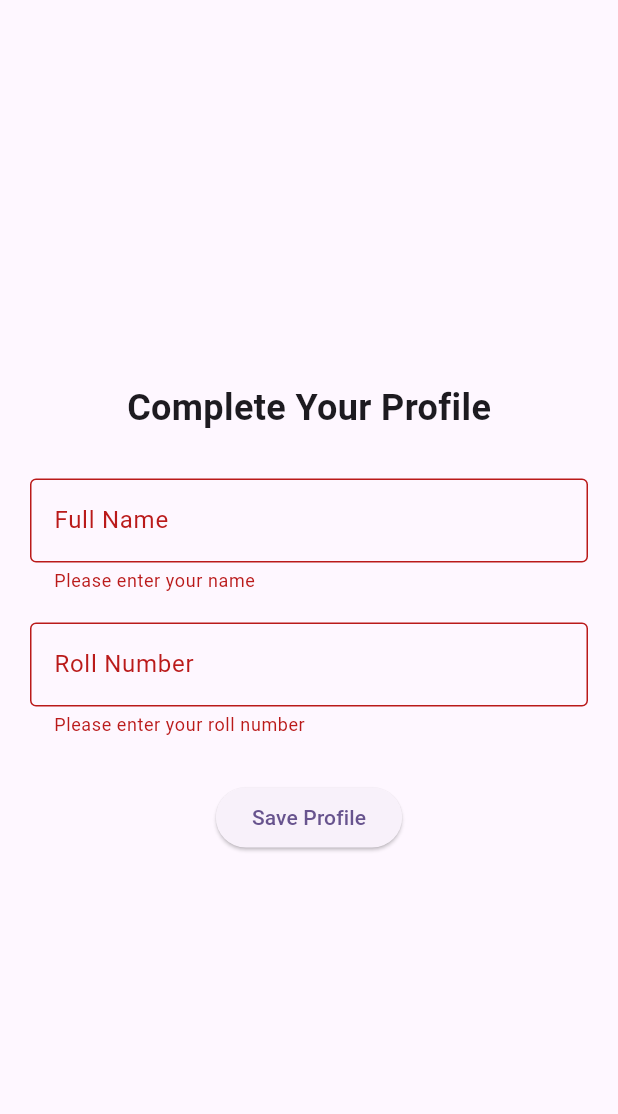
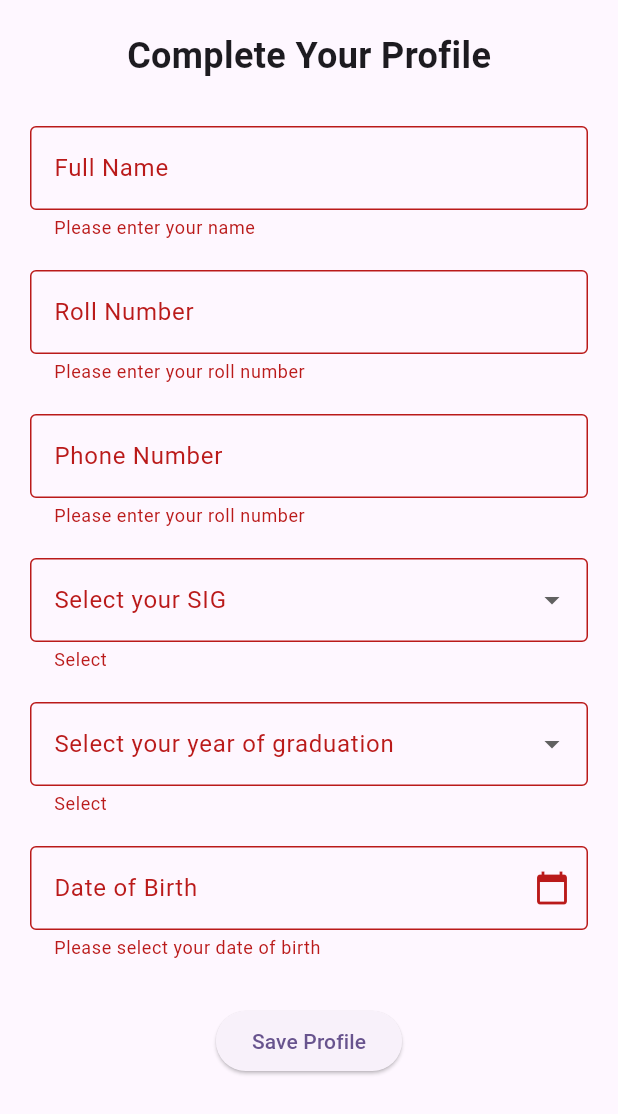
Before and after one commit to aparkhi83/app, a Flutter app: the ProfileSetupScreen widget shown alone on an empty page, opened directly, after a tap on "Save Profile", on a phone screen of 412 x 824 dp. Shown: the top 1114 px of the screen. Run offline on Flutter 3.47's test engine with Material 3 defaults, Android fonts, the phone set to English and light mode, and no system bars; our stand-ins replace cloud_firestore, firebase_auth, firebase_core, table_calendar; accounts and stored records are empty.

Commit message:
Updated files with recent changes

```diff
--- a/lib/landing.dart
+++ b/lib/landing.dart
@@ -693,6 +693,7 @@ class ProfilePage extends StatelessWidget {
         title: const Text('Profile'),
       ),
       body: StreamBuilder<DocumentSnapshot>(
+
         stream: FirebaseFirestore.instance
             .collection('users')
             .doc(currentUser?.uid)
@@ -708,7 +709,7 @@ class ProfilePage extends StatelessWidget {
 
           final userData = snapshot.data?.data() as Map<String, dynamic>?;
 
-          return Container(
+          return SingleChildScrollView(
             padding: const EdgeInsets.all(20),
             child: Column(
               crossAxisAlignment: CrossAxisAlignment.center,
@@ -738,7 +739,31 @@ class ProfilePage extends StatelessWidget {
                         ListTile(
                           leading: const Icon(Icons.email_outlined),
                           title: const Text('Email'),
-                          subtitle: Text(currentUser?.email ?? 'Not set'),
+                          subtitle: Text(userData?['email'] ?? 'Not set'),
+                        ),
+                        const Divider(),
+                        ListTile(
+                          leading: const Icon(Icons.calendar_month_rounded),
+                          title: const Text('Date of Birth'),
+                          subtitle: Text(userData?['dob'] ?? 'Not set'),
+                        ),
+                        const Divider(),
+                        ListTile(
+                          leading: const Icon(Icons.calendar_today_sharp),
+                          title: const Text('Year of Graduation'),
+                          subtitle: Text(userData?['year'] ?? 'Not set'),
+                        ),
+                        const Divider(),
+                        ListTile(
+                          leading: const Icon(Icons.book_online_rounded),
+                          title: const Text('SIG'),
+                          subtitle: Text(userData?['sig'] ?? 'Not set'),
+                        ),
+                        const Divider(),
+                        ListTile(
+                          leading: const Icon(Icons.phone_android_sharp),
+                          title: const Text('Phone Number'),
+                          subtitle: Text(userData?['phone'] ?? 'Not set'),
                         ),
                       ],
                     ),
--- a/lib/screen/signin.dart
+++ b/lib/screen/signin.dart
@@ -2,6 +2,7 @@ import 'package:firebase_auth/firebase_auth.dart';
 import 'package:flutter/material.dart';
 import 'package:tired/landing.dart';
 import 'package:cloud_firestore/cloud_firestore.dart';
+import 'package:intl/intl.dart';
 
 class SignInScreen extends StatefulWidget {
   const SignInScreen({super.key});
@@ -254,8 +255,27 @@ class _ProfileSetupScreenState extends State<ProfileSetupScreen> {
   final _formKey = GlobalKey<FormState>();
   final TextEditingController _nameController = TextEditingController();
   final TextEditingController _rollNoController = TextEditingController();
+  final TextEditingController _phoneNoController = TextEditingController();
+  final TextEditingController _dateController = TextEditingController();
+  String? _yearController;
+  String? _sigController;
   bool _isLoading = false;
+  final List<String> _cat=["2027","2026","2025","2024"];
+  final List<String> _categories = ["Catalyst", "Charge", "Chronicle","Clutch","Concrete","Create","Credit","Crypt"];
+  Future<void> _selectDate(BuildContext context) async {
+    DateTime? pickedDate = await showDatePicker(
+      context: context,
+      initialDate: DateTime.now(),
+      firstDate: DateTime(1995), // Set earliest date
+      lastDate: DateTime.now(), // Set latest date
+    );
 
+    if (pickedDate != null) {
+      setState(() {
+        _dateController.text = DateFormat('yyyy-MM-dd').format(pickedDate); // Format date
+      });
+    }
+  }
   Future<void> _saveProfile() async {
     if (!_formKey.currentState!.validate()) return;
 
@@ -270,6 +290,10 @@ class _ProfileSetupScreenState extends State<ProfileSetupScreen> {
             .update({
           'name': _nameController.text.trim(),
           'rollNo': _rollNoController.text.trim(),
+          'dob': _dateController.text.trim(),
+          'phone': _phoneNoController.text.trim(),
+          'year': _yearController,
+          'sig': _sigController,
         });
 
         if (!mounted) return;
@@ -289,8 +313,8 @@ class _ProfileSetupScreenState extends State<ProfileSetupScreen> {
 
   @override
   Widget build(BuildContext context) {
-    return Scaffold(
-      body: SafeArea(
+    return SingleChildScrollView(
+      child: SafeArea(
         child: Padding(
           padding: const EdgeInsets.all(20),
           child: Form(
@@ -329,6 +353,74 @@ class _ProfileSetupScreenState extends State<ProfileSetupScreen> {
                     }
                     return null;
                   },
+                ),
+                const SizedBox(height: 20),
+                TextFormField(
+                  controller: _phoneNoController,
+                  decoration: const InputDecoration(
+                    labelText: 'Phone Number',
+                    border: OutlineInputBorder(),
+                  ),
+                  validator: (value) {
+                    if (value == null || value.isEmpty) {
+                      return 'Please enter your roll number';
+                    }
+                    return null;
+                  },
+                ),
+                const SizedBox(height: 20),
+                DropdownButtonFormField<String>(
+                  decoration: const InputDecoration(
+                    labelText: "Select your SIG",
+                    border: OutlineInputBorder(),
+                  ),
+                  value: _sigController,
+                  items: _categories.map((String sig) {
+                    return DropdownMenuItem<String>(
+                      value: sig,
+                      child: Text(sig),
+                    );
+                  }).toList(),
+                  onChanged: (String? newValue) {
+                    setState(() {
+                      _sigController = newValue;
+                    });
+                  },
+                  validator: (value) => value == null ? 'Select' : null,
+                ),
+                const SizedBox(height: 20),
+                DropdownButtonFormField<String>(
+                  decoration: const InputDecoration(
+                    labelText: "Select your year of graduation",
+                    border: OutlineInputBorder(),
+                  ),
+                  value: _yearController,
+                  items: _cat.map((String year) {
+                    return DropdownMenuItem<String>(
+                      value: year,
+                      child: Text(year),
+                    );
+                  }).toList(),
+                  onChanged: (String? newValue) {
+                    setState(() {
+                      _yearController = newValue;
+                    });
+                  },
+                  validator: (value) => value == null ? 'Select' : null,
+                ),
+                const SizedBox(height: 20),
+                TextFormField(
+                  controller: _dateController,
+                  readOnly: true,
+                  decoration: InputDecoration(
+                    labelText: "Date of Birth",
+                    border: OutlineInputBorder(),
+                    suffixIcon: IconButton(
+                      icon: const Icon(Icons.calendar_today),
+                      onPressed: () => _selectDate(context),
+                    ),
+                  ),
+                  validator: (value) => value == null || value.isEmpty ? 'Please select your date of birth' : null,
                 ),
                 const SizedBox(height: 30),
                 ElevatedButton(
--- a/pubspec.yaml
+++ b/pubspec.yaml
@@ -28,6 +28,7 @@ environment:
 # the latest version available on pub.dev. To see which dependencies have newer
 # versions available, run `flutter pub outdated`.
 dependencies:
+  intl: ^0.20.2
   firebase_core: ^3.9.0  # Replace with the latest version
   cloud_firestore: ^5.6.2
   flutter:
```
Also changed, not shown: pubspec.lock.
